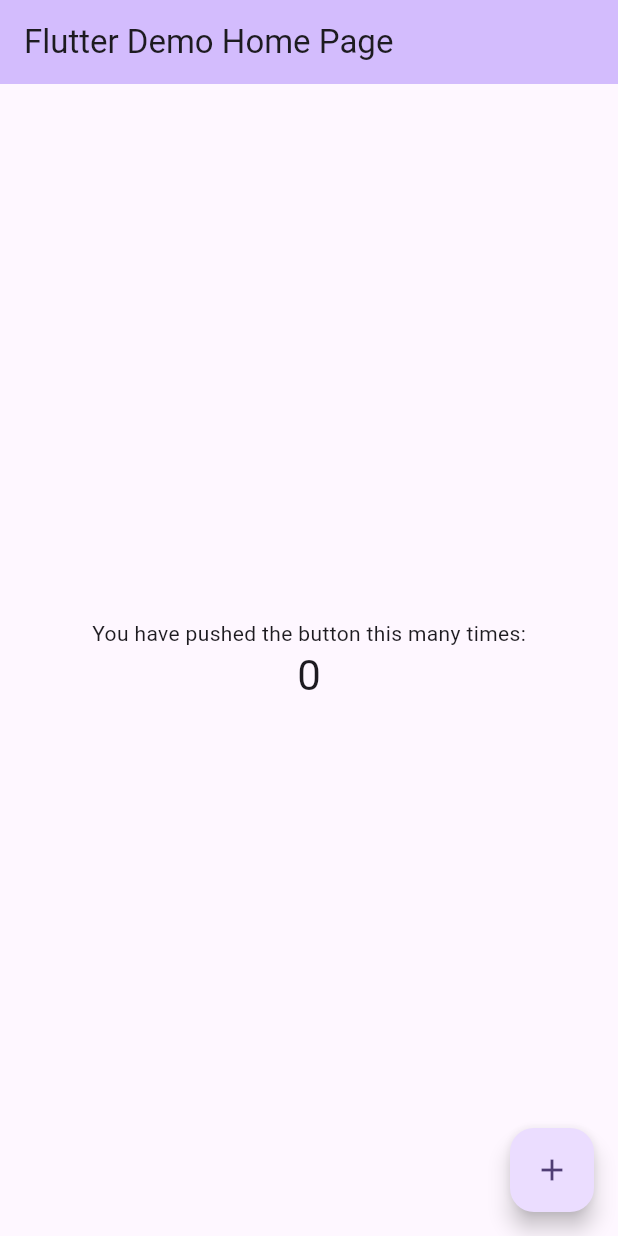
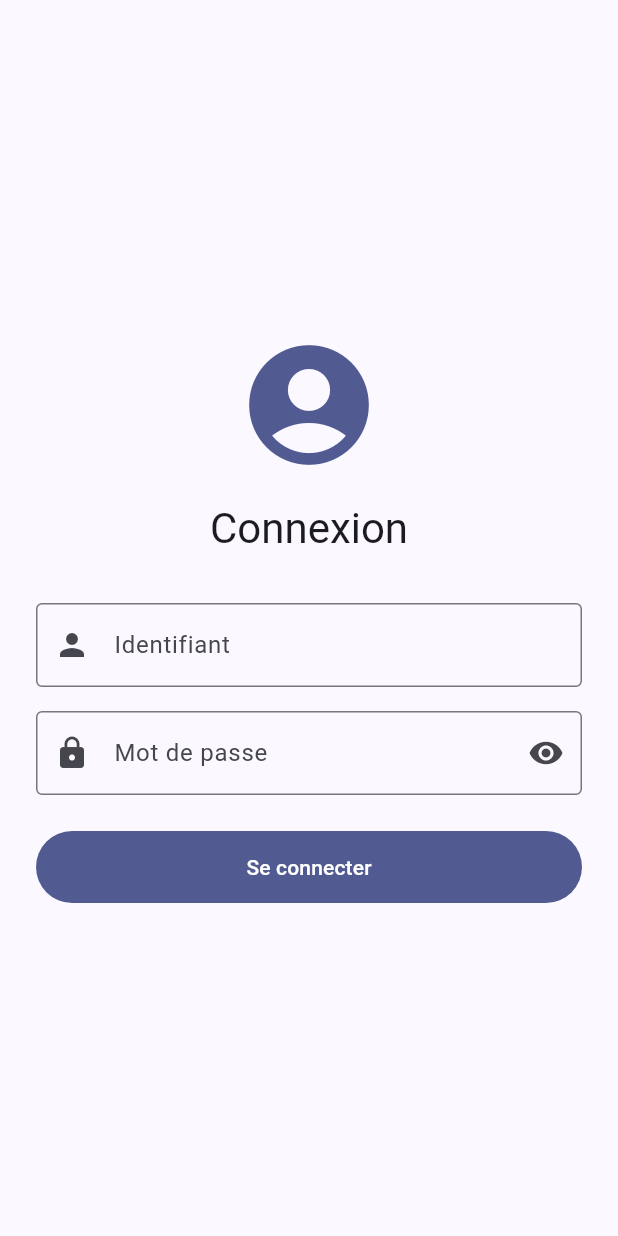
Before and after one commit to confiance-hub/cv_flutter_confiance, a Flutter app: the screen it shows after launch, on a phone screen of 412 x 824 dp. Run offline on Flutter 3.47's test engine with Material 3 defaults, Android fonts, the phone set to English and light mode, and no system bars.

Commit message:
Etape 2 : page de connexion

```diff
--- a/lib/main.dart
+++ b/lib/main.dart
@@ -1,122 +1,18 @@
-import 'package:material_ui/material_ui.dart';
+import 'package:flutter/material.dart';
+import 'pages/login_page.dart';
 
-void main() {
-  runApp(const MyApp());
-}
+void main() => runApp(const MyApp());
 
 class MyApp extends StatelessWidget {
   const MyApp({super.key});
 
-  // This widget is the root of your application.
   @override
   Widget build(BuildContext context) {
     return MaterialApp(
-      title: 'Flutter Demo',
-      theme: ThemeData(
-        // This is the theme of your application.
-        //
-        // TRY THIS: Try running your application with "flutter run". You'll see
-        // the application has a purple toolbar. Then, without quitting the app,
-        // try changing the seedColor in the colorScheme below to Colors.green
-        // and then invoke "hot reload" (save your changes or press the "hot
-        // reload" button in a Flutter-supported IDE, or press "r" if you used
-        // the command line to start the app).
-        //
-        // Notice that the counter didn't reset back to zero; the application
-        // state is not lost during the reload. To reset the state, use hot
-        // restart instead.
-        //
-        // This works for code too, not just values: Most code changes can be
-        // tested with just a hot reload.
-        colorScheme: .fromSeed(seedColor: Colors.deepPurple),
-      ),
-      home: const MyHomePage(title: 'Flutter Demo Home Page'),
+      title: 'CV Confiance',
+      debugShowCheckedModeBanner: false,
+      theme: ThemeData(colorSchemeSeed: Colors.indigo, useMaterial3: true),
+      home: const LoginPage(),
     );
   }
 }
-
-class MyHomePage extends StatefulWidget {
-  const MyHomePage({super.key, required this.title});
-
-  // This widget is the home page of your application. It is stateful, meaning
-  // that it has a State object (defined below) that contains fields that affect
-  // how it looks.
-
-  // This class is the configuration for the state. It holds the values (in this
-  // case the title) provided by the parent (in this case the App widget) and
-  // used by the build method of the State. Fields in a Widget subclass are
-  // always marked "final".
-
-  final String title;
-
-  @override
-  State<MyHomePage> createState() => _MyHomePageState();
-}
-
-class _MyHomePageState extends State<MyHomePage> {
-  int _counter = 0;
-
-  void _incrementCounter() {
-    setState(() {
-      // This call to setState tells the Flutter framework that something has
-      // changed in this State, which causes it to rerun the build method below
-      // so that the display can reflect the updated values. If we changed
-      // _counter without calling setState(), then the build method would not be
-      // called again, and so nothing would appear to happen.
-      _counter++;
-    });
-  }
-
-  @override
-  Widget build(BuildContext context) {
-    // This method is rerun every time setState is called, for instance as done
-    // by the _incrementCounter method above.
-    //
-    // The Flutter framework has been optimized to make rerunning build methods
-    // fast, so that you can just rebuild anything that needs updating rather
-    // than having to individually change instances of widgets.
-    return Scaffold(
-      appBar: AppBar(
-        // TRY THIS: Try changing the color here to a specific color (to
-        // Colors.amber, perhaps?) and trigger a hot reload to see the AppBar
-        // change color while the other colors stay the same.
-        backgroundColor: Theme.of(context).colorScheme.inversePrimary,
-        // Here we take the value from the MyHomePage object that was created by
-        // the App.build method, and use it to set our appbar title.
-        title: Text(widget.title),
-      ),
-      body: Center(
-        // Center is a layout widget. It takes a single child and positions it
-        // in the middle of the parent.
-        child: Column(
-          // Column is also a layout widget. It takes a list of children and
-          // arranges them vertically. By default, it sizes itself to fit its
-          // children horizontally, and tries to be as tall as its parent.
-          //
-          // Column has various properties to control how it sizes itself and
-          // how it positions its children. Here we use mainAxisAlignment to
-          // center the children vertically; the main axis here is the vertical
-          // axis because Columns are vertical (the cross axis would be
-          // horizontal).
-          //
-          // TRY THIS: Invoke "debug painting" (choose the "Toggle Debug Paint"
-          // action in the IDE, or press "p" in the console), to see the
-          // wireframe for each widget.
-          mainAxisAlignment: .center,
-          children: [
-            const Text('You have pushed the button this many times:'),
-            Text(
-              '$_counter',
-              style: Theme.of(context).textTheme.headlineMedium,
-            ),
-          ],
-        ),
-      ),
-      floatingActionButton: FloatingActionButton(
-        onPressed: _incrementCounter,
-        tooltip: 'Increment',
-        child: const Icon(Icons.add),
-      ),
-    );
-  }
-}
--- /dev/null
+++ b/lib/pages/login_page.dart
@@ -0,0 +1,112 @@
+import 'package:flutter/material.dart';
+import 'home_page.dart';
+
+class LoginPage extends StatefulWidget {
+  const LoginPage({super.key});
+
+  @override
+  State<LoginPage> createState() => _LoginPageState();
+}
+
+class _LoginPageState extends State<LoginPage> {
+  // Identifiants de démonstration (modifie-les si tu veux)
+  static const String _identifiantValide = 'confiance';
+  static const String _motDePasseValide = '1234';
+
+  final _formKey = GlobalKey<FormState>();
+  final _identifiantCtrl = TextEditingController();
+  final _motDePasseCtrl = TextEditingController();
+  bool _masquerMotDePasse = true;
+
+  @override
+  void dispose() {
+    _identifiantCtrl.dispose();
+    _motDePasseCtrl.dispose();
+    super.dispose();
+  }
+
+  void _seConnecter() {
+    if (!_formKey.currentState!.validate()) return;
+
+    if (_identifiantCtrl.text.trim() == _identifiantValide &&
+        _motDePasseCtrl.text == _motDePasseValide) {
+      Navigator.pushReplacement(
+        context,
+        MaterialPageRoute(builder: (_) => const HomePage()),
+      );
+    } else {
+      ScaffoldMessenger.of(context).showSnackBar(
+        const SnackBar(content: Text('Identifiant ou mot de passe incorrect')),
+      );
+    }
+  }
+
+  @override
+  Widget build(BuildContext context) {
+    return Scaffold(
+      body: SafeArea(
+        child: Center(
+          child: SingleChildScrollView(
+            padding: const EdgeInsets.all(24),
+            child: Form(
+              key: _formKey,
+              child: Column(
+                mainAxisSize: MainAxisSize.min,
+                children: [
+                  Icon(Icons.account_circle,
+                      size: 96, color: Theme.of(context).colorScheme.primary),
+                  const SizedBox(height: 16),
+                  Text('Connexion',
+                      style: Theme.of(context).textTheme.headlineMedium),
+                  const SizedBox(height: 32),
+                  TextFormField(
+                    controller: _identifiantCtrl,
+                    decoration: const InputDecoration(
+                      labelText: 'Identifiant',
+                      prefixIcon: Icon(Icons.person),
+                      border: OutlineInputBorder(),
+                    ),
+                    validator: (v) => (v == null || v.trim().isEmpty)
+                        ? 'Saisis ton identifiant'
+                        : null,
+                  ),
+                  const SizedBox(height: 16),
+                  TextFormField(
+                    controller: _motDePasseCtrl,
+                    obscureText: _masquerMotDePasse,
+                    decoration: InputDecoration(
+                      labelText: 'Mot de passe',
+                      prefixIcon: const Icon(Icons.lock),
+                      border: const OutlineInputBorder(),
+                      suffixIcon: IconButton(
+                        icon: Icon(_masquerMotDePasse
+                            ? Icons.visibility
+                            : Icons.visibility_off),
+                        onPressed: () => setState(
+                            () => _masquerMotDePasse = !_masquerMotDePasse),
+                      ),
+                    ),
+                    validator: (v) => (v == null || v.isEmpty)
+                        ? 'Saisis ton mot de passe'
+                        : null,
+                  ),
+                  const SizedBox(height: 24),
+                  SizedBox(
+                    width: double.infinity,
+                    child: FilledButton(
+                      onPressed: _seConnecter,
+                      child: const Padding(
+                        padding: EdgeInsets.symmetric(vertical: 14),
+                        child: Text('Se connecter'),
+                      ),
+                    ),
+                  ),
+                ],
+              ),
+            ),
+          ),
+        ),
+      ),
+    );
+  }
+}
```
Also changed, not shown: lib/pages/home_page.dart (added, +26 -0 lines).
